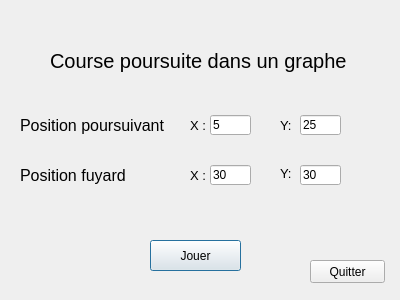
First picture: the form in dialog.ui, repository L3TZ/CoursePoursuite, before the edit.
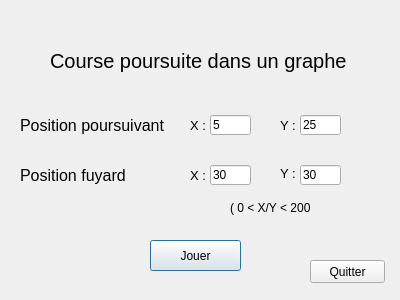
Second picture: the form after the edit.

Commit message: (Rendu) nettoyage du code et finalisation de l'interface

What changed in the file:
```diff
--- a/dialog.ui
+++ b/dialog.ui
@@ -102,7 +102,7 @@
     </font>
    </property>
    <property name="text">
-    <string>Y:</string>
+    <string>Y :</string>
    </property>
   </widget>
   <widget class="QLabel" name="label_4">
@@ -140,7 +140,7 @@
     </font>
    </property>
    <property name="text">
-    <string>Y:</string>
+    <string>Y :</string>
    </property>
   </widget>
   <widget class="QLineEdit" name="xPosP">
@@ -221,6 +221,19 @@
     <string>Quitter</string>
    </property>
   </widget>
+  <widget class="QLabel" name="label_6">
+   <property name="geometry">
+    <rect>
+     <x>230</x>
+     <y>200</y>
+     <width>81</width>
+     <height>16</height>
+    </rect>
+   </property>
+   <property name="text">
+    <string>( 0 &lt; X/Y &lt; 200 )</string>
+   </property>
+  </widget>
  </widget>
  <resources/>
  <connections/>
```
The commit also changes 7 other files.
